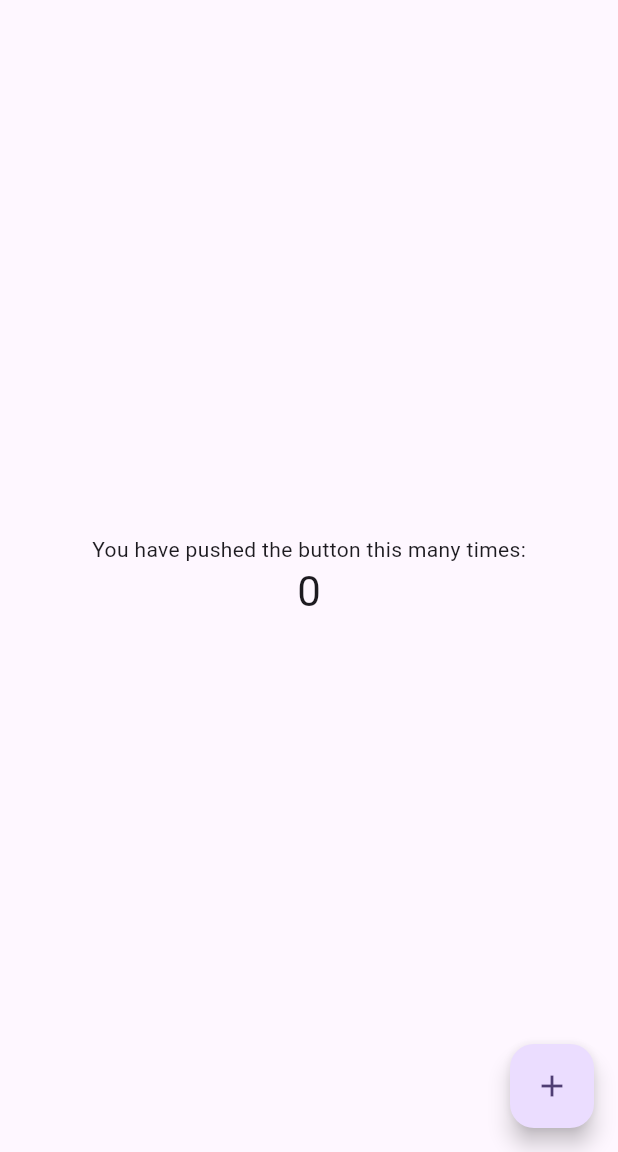
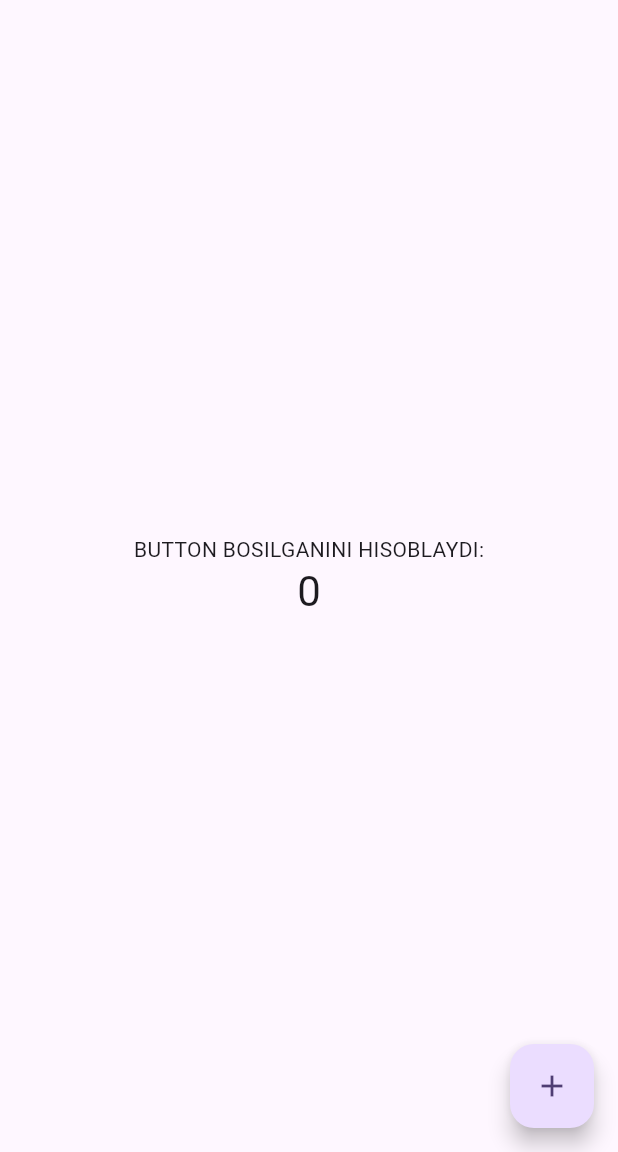
Before and after one commit to Hikmatullohprogramist/git_test, a Flutter app: the screen it shows after launch, on a phone screen of 412 x 824 dp, the part 84-1236 px from its top. Run offline on Flutter 3.47's test engine with Material 2 defaults, Android fonts, the phone set to English and light mode, and no system bars.

Commit message:
BUTTON BOSILGANINI HISOBLAYDI

```diff
--- a/lib/main.dart
+++ b/lib/main.dart
@@ -7,27 +7,11 @@ void main() {
 class MyApp extends StatelessWidget {
   const MyApp({super.key});
 
-  // This widget is the root of your application.
   @override
   Widget build(BuildContext context) {
     return MaterialApp(
       title: 'Flutter Demo',
       theme: ThemeData(
-        // This is the theme of your application.
-        //
-        // TRY THIS: Try running your application with "flutter run". You'll see
-        // the application has a blue toolbar. Then, without quitting the app,
-        // try changing the seedColor in the colorScheme below to Colors.green
-        // and then invoke "hot reload" (save your changes or press the "hot
-        // reload" button in a Flutter-supported IDE, or press "r" if you used
-        // the command line to start the app).
-        //
-        // Notice that the counter didn't reset back to zero; the application
-        // state is not lost during the reload. To reset the state, use hot
-        // restart instead.
-        //
-        // This works for code too, not just values: Most code changes can be
-        // tested with just a hot reload.
         colorScheme: ColorScheme.fromSeed(seedColor: Colors.deepPurple),
         useMaterial3: true,
       ),
@@ -38,15 +22,6 @@ class MyApp extends StatelessWidget {
 
 class MyHomePage extends StatefulWidget {
   const MyHomePage({super.key, required this.title});
-
-  // This widget is the home page of your application. It is stateful, meaning
-  // that it has a State object (defined below) that contains fields that affect
-  // how it looks.
-
-  // This class is the configuration for the state. It holds the values (in this
-  // case the title) provided by the parent (in this case the App widget) and
-  // used by the build method of the State. Fields in a Widget subclass are
-  // always marked "final".
 
   final String title;
 
@@ -59,54 +34,23 @@ class _MyHomePageState extends State<MyHomePage> {
 
   void _incrementCounter() {
     setState(() {
-      // This call to setState tells the Flutter framework that something has
-      // changed in this State, which causes it to rerun the build method below
-      // so that the display can reflect the updated values. If we changed
-      // _counter without calling setState(), then the build method would not be
-      // called again, and so nothing would appear to happen.
       _counter++;
     });
   }
 
   @override
   Widget build(BuildContext context) {
-    // This method is rerun every time setState is called, for instance as done
-    // by the _incrementCounter method above.
-    //
-    // The Flutter framework has been optimized to make rerunning build methods
-    // fast, so that you can just rebuild anything that needs updating rather
-    // than having to individually change instances of widgets.
     return Scaffold(
       appBar: AppBar(
-        // TRY THIS: Try changing the color here to a specific color (to
-        // Colors.amber, perhaps?) and trigger a hot reload to see the AppBar
-        // change color while the other colors stay the same.
         backgroundColor: Theme.of(context).colorScheme.inversePrimary,
-        // Here we take the value from the MyHomePage object that was created by
-        // the App.build method, and use it to set our appbar title.
         title: Text(widget.title),
       ),
       body: Center(
-        // Center is a layout widget. It takes a single child and positions it
-        // in the middle of the parent.
         child: Column(
-          // Column is also a layout widget. It takes a list of children and
-          // arranges them vertically. By default, it sizes itself to fit its
-          // children horizontally, and tries to be as tall as its parent.
-          //
-          // Column has various properties to control how it sizes itself and
-          // how it positions its children. Here we use mainAxisAlignment to
-          // center the children vertically; the main axis here is the vertical
-          // axis because Columns are vertical (the cross axis would be
-          // horizontal).
-          //
-          // TRY THIS: Invoke "debug painting" (choose the "Toggle Debug Paint"
-          // action in the IDE, or press "p" in the console), to see the
-          // wireframe for each widget.
           mainAxisAlignment: MainAxisAlignment.center,
           children: <Widget>[
             const Text(
-              'You have pushed the button this many times:',
+              'BUTTON BOSILGANINI HISOBLAYDI:',
             ),
             Text(
               '$_counter',
```
